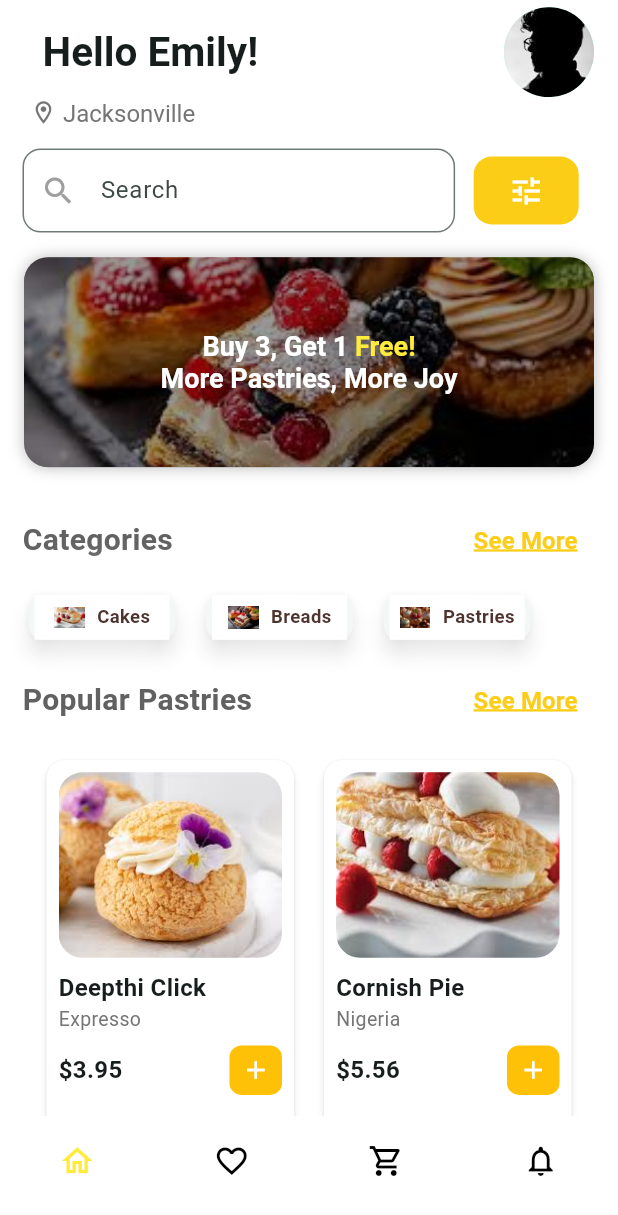
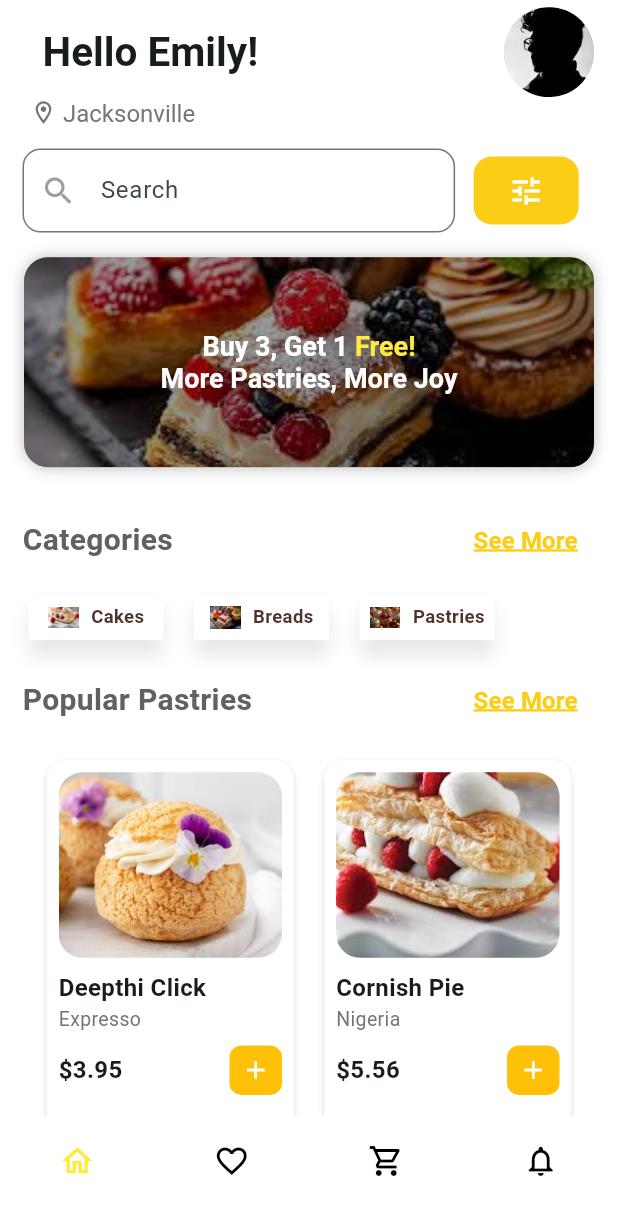
Before and after one commit to OBEDTITUS/Pastries_App, a Flutter app: the screen it shows after launch, after a tap on "Login", on a phone screen of 412 x 824 dp. Shown: the top 1215 px of the screen. Run offline on Flutter 3.47's test engine with Material 3 defaults, Android fonts, the phone set to English and light mode, and no system bars.

Commit message:
Initial commit

```diff
--- a/lib/components.dart/categorycard.dart
+++ b/lib/components.dart/categorycard.dart
@@ -13,12 +13,12 @@ class CategoryCard extends StatelessWidget {
       shadowColor: Colors.white,
       shape: RoundedRectangleBorder(borderRadius: BorderRadius.circular(10)),
       child: Container(
-        margin: const EdgeInsets.symmetric(horizontal: 4),
+        // margin: const EdgeInsets.symmetric(horizontal: 1),
         height: 30,
         width: 90,
         decoration: BoxDecoration(
           color: Colors.white,
-          boxShadow: [BoxShadow(color: Colors.white, blurRadius: 30)],
+          boxShadow: [BoxShadow(color: Colors.white, blurRadius: 10)],
         ),
         child: Row(
           crossAxisAlignment: CrossAxisAlignment.start,
--- a/lib/components.dart/newtextbutton.dart
+++ b/lib/components.dart/newtextbutton.dart
@@ -14,7 +14,7 @@ class Newtextbutton extends StatelessWidget {
   Widget build(BuildContext context) {
     return TextButton(
       style: TextButton.styleFrom(
-        padding: EdgeInsets.symmetric(horizontal: 16, vertical: 20),
+        padding: EdgeInsets.symmetric(horizontal: 16, vertical: 5),
         backgroundColor: Colors.transparent,
         shape: RoundedRectangleBorder(
           borderRadius: BorderRadius.circular(8),
--- a/lib/pages/login.dart
+++ b/lib/pages/login.dart
@@ -21,7 +21,7 @@ class Login extends StatelessWidget {
       body: Column(
         children: [
           Container(
-            height: MediaQuery.of(context).size.height * 0.2,
+            height: MediaQuery.of(context).size.height * 0.18,
             width: double.infinity,
             decoration: BoxDecoration(
               gradient: LinearGradient(
@@ -62,9 +62,9 @@ class Login extends StatelessWidget {
                   child: Column(
                     children: [
                       Padding(
-                        padding: const EdgeInsets.only(bottom: 50.0),
+                        padding: const EdgeInsets.only(bottom: 35.0),
                         child: Container(
-                          height: MediaQuery.of(context).size.height * 0.009,
+                          height: MediaQuery.of(context).size.height * 0.008,
                           width: MediaQuery.of(context).size.width * 0.3,
                           color: Colors.grey,
                         ),
@@ -170,7 +170,7 @@ class Login extends StatelessWidget {
                       ),
                       Padding(
                         padding: const EdgeInsets.only(
-                          top: 8.0,
+                          top: 5.0,
                           left: 15.0,
                           right: 15.0,
                         ),
@@ -181,7 +181,7 @@ class Login extends StatelessWidget {
                         ),
                       ),
                       SizedBox(
-                        height: MediaQuery.of(context).size.height * 0.04,
+                        height: MediaQuery.of(context).size.height * 0.025,
                       ),
                       Row(
                         mainAxisAlignment: MainAxisAlignment.center,
--- a/lib/pages/newpasswordpage.dart
+++ b/lib/pages/newpasswordpage.dart
@@ -73,7 +73,7 @@ class Newpasswordpage extends StatelessWidget {
             ),
           ),
           NewTextfield(controller: passwordController, hintText: " Password"),
-          SizedBox(height: MediaQuery.of(context).size.height * 0.35),
+          SizedBox(height: MediaQuery.of(context).size.height * 0.4),
           Padding(
             padding: const EdgeInsets.only(left: 15.0, right: 15.0),
             child: SizedBox(
--- a/lib/pages/welcomepage.dart
+++ b/lib/pages/welcomepage.dart
@@ -32,8 +32,8 @@ class _WelcomePageState extends State<WelcomePage> {
           children: [
             Image.asset(
               "lib/assets/logoimage.png",
-              width: MediaQuery.of(context).size.width * 0.4,
-              height: MediaQuery.of(context).size.height * 0.2,
+              width: MediaQuery.of(context).size.width * 0.5,
+              height: MediaQuery.of(context).size.height * 0.3,
             ),
           ],
         ),
```
Also changed, not shown: 1 other file.
